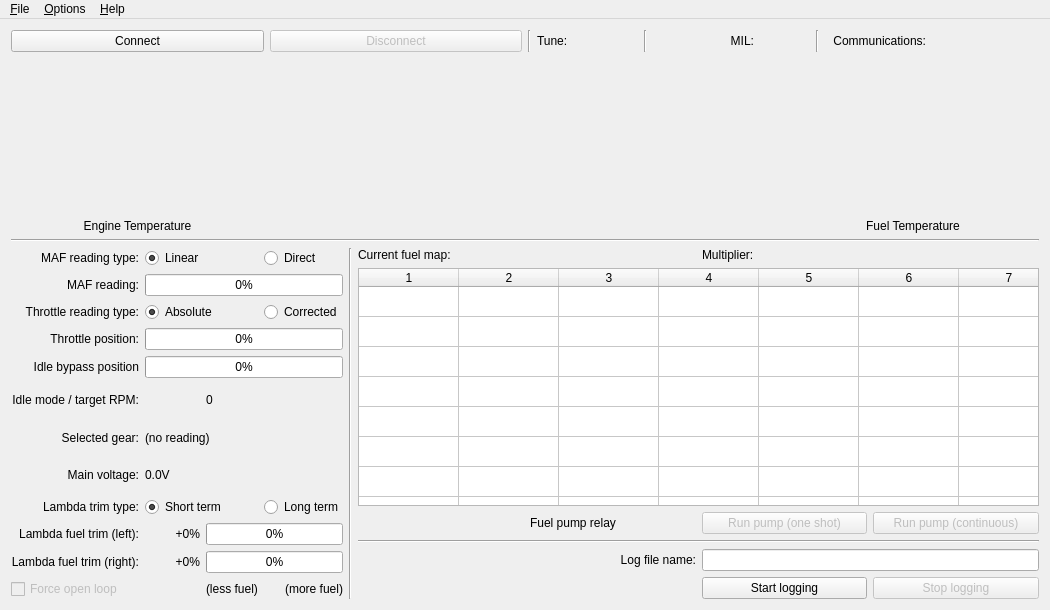
Before: the Qt Designer form mainwindow.ui in colinbourassa/rovergauge, drawn with Qt 5.
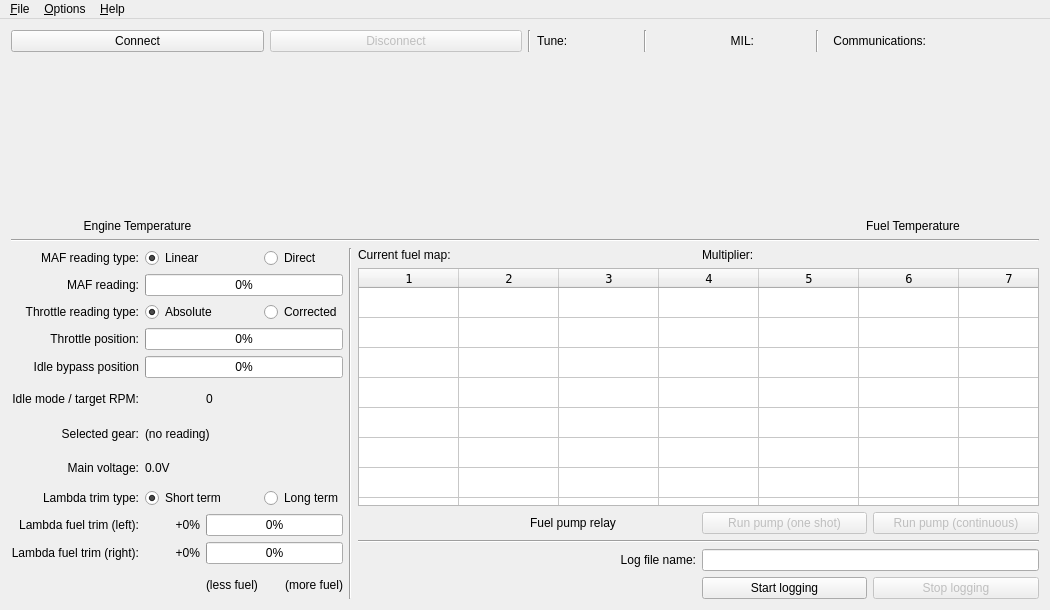
After: the same form once the commit is applied. Custom widgets are drawn as their Qt base class.

Commit message: Conditionally compiling force open loop stuff

```diff
--- a/mainwindow.ui
+++ b/mainwindow.ui
@@ -444,16 +444,6 @@
             </property>
            </widget>
           </item>
-          <item row="11" column="0">
-           <widget class="QCheckBox" name="m_forceOpenLoopCheckbox">
-            <property name="enabled">
-             <bool>false</bool>
-            </property>
-            <property name="text">
-             <string>Force open loop</string>
-            </property>
-           </widget>
-          </item>
           <item row="11" column="2">
            <widget class="QLabel" name="m_lambdaTrimLowLimitLabel">
             <property name="text">
@@ -498,6 +488,12 @@
           </item>
           <item row="1" column="0" colspan="4">
            <widget class="QTableWidget" name="m_fuelMapDisplay">
+            <property name="font">
+             <font>
+              <family>Andale Mono</family>
+              <pointsize>9</pointsize>
+             </font>
+            </property>
             <property name="verticalScrollBarPolicy">
              <enum>Qt::ScrollBarAlwaysOff</enum>
             </property>
```
Left out of the diff: 4 changed lines with no effect on the pictures. The commit also changes 4 other files.
